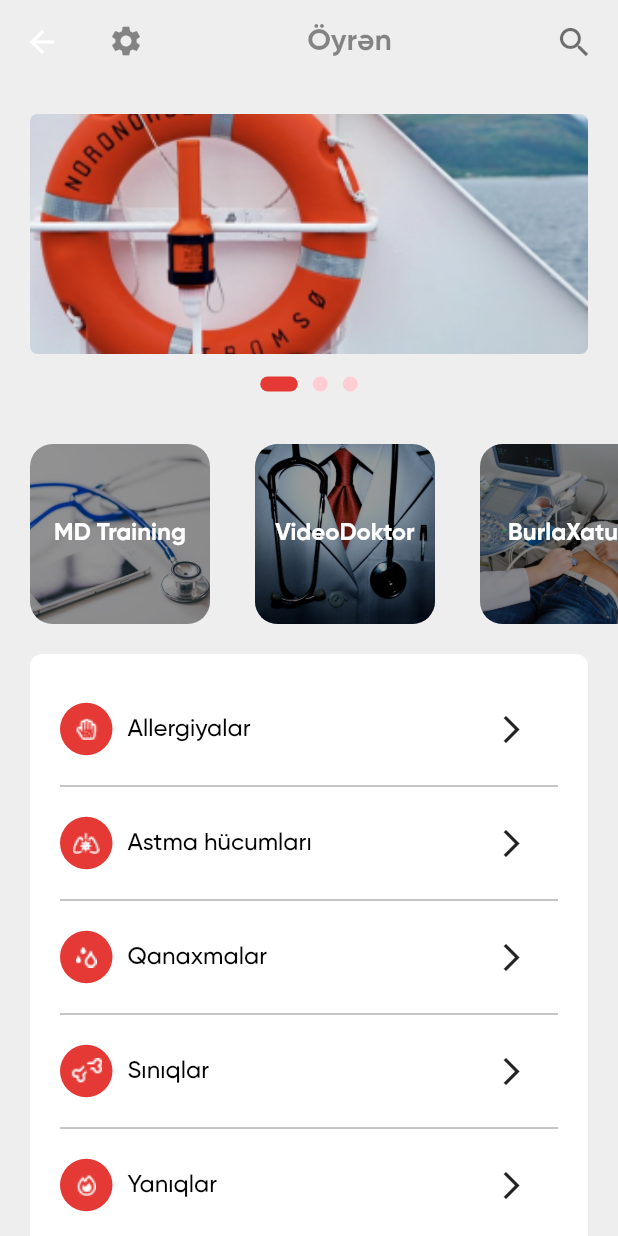
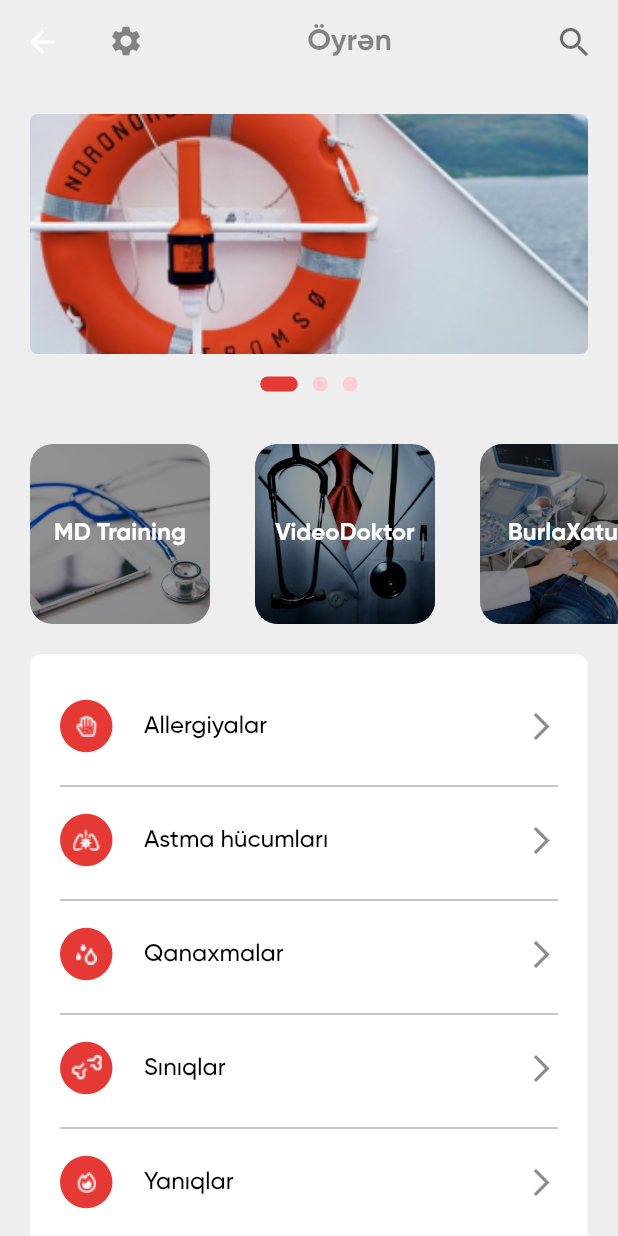
Before and after one commit to ilkinvaliyev/first_aid, a Flutter app: the Tech screen opened directly, on a phone screen of 412 x 824 dp. Run offline on Flutter 3.47's test engine with Material 2 defaults, Android fonts, the phone set to English and light mode, and no system bars.

Commit message:
deyisiklikler yeni

```diff
--- a/lib/ui/my_home.dart
+++ b/lib/ui/my_home.dart
@@ -60,9 +60,12 @@ class _MyHomeState extends State<MyHome> with SingleTickerProviderStateMixin {
   Material buildTabBar() {
     return Material(
       color: Colors.white,
-      child: SizedBox(
+      child: Container(
+        margin: EdgeInsets.only(left: 20),
         height: 70,
+        width: MediaQuery.of(context).size.width,
         child: TabBar(indicatorColor: Colors.transparent,controller: tabController,
+          isScrollable: true,
           tabs: [
             GestureDetector(
               onTap: (){
--- a/lib/ui/tech.dart
+++ b/lib/ui/tech.dart
@@ -14,7 +14,6 @@ class Tech extends StatefulWidget {
 class _TechState extends State<Tech> {
   @override
   Widget build(BuildContext context) {
-
     return Scaffold(
       appBar: buildAppBar(),
       //   bottomNavigationBar: TabBarNav(0),
@@ -38,27 +37,33 @@ class _TechState extends State<Tech> {
                   margin: EdgeInsets.all(20),
                   child: Column(
                     children: <Widget>[
-                      buildSingleChildScrollView(context,name: "Allergiyalar",icon : "allergies.png"),
+                      buildSingleChildScrollView(context,
+                          name: "Allergiyalar", icon: "allergies.png"),
                       Divider(
                         color: Colors.black45,
                       ),
-                      buildSingleChildScrollView(context,name: "Astma hücumları",icon : "lungs-virus.png"),
+                      buildSingleChildScrollView(context,
+                          name: "Astma hücumları", icon: "lungs-virus.png"),
                       Divider(
                         color: Colors.black45,
                       ),
-                      buildSingleChildScrollView(context,name: "Qanaxmalar",icon : "raindrops.png"),
+                      buildSingleChildScrollView(context,
+                          name: "Qanaxmalar", icon: "raindrops.png"),
                       Divider(
                         color: Colors.black45,
                       ),
-                      buildSingleChildScrollView(context,name: "Sınıqlar",icon : "bone-break.png"),
+                      buildSingleChildScrollView(context,
+                          name: "Sınıqlar", icon: "bone-break.png"),
                       Divider(
                         color: Colors.black45,
                       ),
-                      buildSingleChildScrollView(context,name: "Yanıqlar",icon : "fire-alt.png"),
+                      buildSingleChildScrollView(context,
+                          name: "Yanıqlar", icon: "fire-alt.png"),
                       Divider(
                         color: Colors.black45,
                       ),
-                      buildSingleChildScrollView(context,name: "Boğulmalar",icon : "head-side-cough.png"),
+                      buildSingleChildScrollView(context,
+                          name: "Boğulmalar", icon: "head-side-cough.png"),
                     ],
                   ),
                 ),
@@ -70,23 +75,23 @@ class _TechState extends State<Tech> {
     );
   }
 
-  SingleChildScrollView buildSingleChildScrollView(BuildContext context,{String name, String icon}) {
+  SingleChildScrollView buildSingleChildScrollView(BuildContext context,
+      {String name, String icon}) {
+    double areaWith = MediaQuery.of(context).size.width * 0.6;
+
     return SingleChildScrollView(
         child: Container(
       width: MediaQuery.of(context).size.width,
       height: 60,
-            child: Row(
-              children: <Widget>[
-                InkWell(
-                  onTap: (){
-                    Navigator.of(context).push(MaterialPageRoute(builder: (context)=>Single()));
+      child: InkWell(
+          onTap: () {
+            Navigator.of(context)
+                .push(MaterialPageRoute(builder: (context) => Single()));
           },
           child: Container(
-                    width: 250,
-                    height: 35,
-                    child: Row(
-                      children: [
-                        Container(
+            child: ListTile(
+              contentPadding: EdgeInsets.symmetric(horizontal: 0),
+              leading: Container(
                   width: 35,
                   height: 35,
                   decoration: BoxDecoration(
@@ -94,21 +99,22 @@ class _TechState extends State<Tech> {
                     borderRadius: BorderRadius.circular(40),
                     image: DecorationImage(
                       image: AssetImage("assets/images/$icon"),
-                              )
+                    ),
+                  )),
+              title: Text(
+                  name,
+                  style: TextStyle(
+                    fontSize: 16,
+                    fontWeight: FontWeight.w500,
+                    color: Colors.black),
+              ),
+              trailing: Icon(
+                Icons.arrow_forward_ios,
+                size: 22,
               ),
             ),
-                        SizedBox(width: 10,),
-                        Text(name,style: TextStyle(fontSize: 16,fontWeight: FontWeight.w500,color: Colors.black),)
-                      ],
-                    ),
-              ),
-                ),
-                SizedBox(width: 40,),
-                Icon(Icons.arrow_forward_ios,size: 22,)
-              ],
-            ),
-          ),
-        );
+          )),
+    ));
   }
 
   AppBar buildAppBar() {
@@ -144,3 +150,54 @@ class _TechState extends State<Tech> {
     );
   }
 }
+// Container(
+// width: 250,
+// height: 35,
+// child: Row(
+// children: [
+// Container(
+// width: 35,
+// height: 35,
+// decoration: BoxDecoration(
+// color: Colors.red[600],
+// borderRadius: BorderRadius.circular(40),
+// image: DecorationImage(
+// image: AssetImage("assets/images/$icon"),
+// )
+// ),
+// ),
+// SizedBox(width: 10,),
+// Text(name,style: TextStyle(fontSize: 16,fontWeight: FontWeight.w500,color: Colors.black),)
+// ],
+// ),
+// )
+
+//
+// Row(
+// children: [
+// Container(
+// width: areaWith,
+// height: 35,
+// child: Row(
+// children: [
+// Container(
+// width: 35,
+// height: 35,
+// decoration: BoxDecoration(
+// color: Colors.red[600],
+// borderRadius: BorderRadius.circular(40),
+// image: DecorationImage(
+// image: AssetImage("assets/images/$icon"),
+// )
+// ),
+// ),
+// SizedBox(width: 10,),
+// Text(name,style: TextStyle(fontSize: 16,fontWeight: FontWeight.w500,color: Colors.black),),
+// ],
+// ),
+// ),
+// SizedBox(width : areaWith - 188),
+// Icon(Icons.arrow_forward_ios,size: 22,)
+//
+// ],
+// ),
```
Lines whose indentation alone changed are shown as unchanged.
